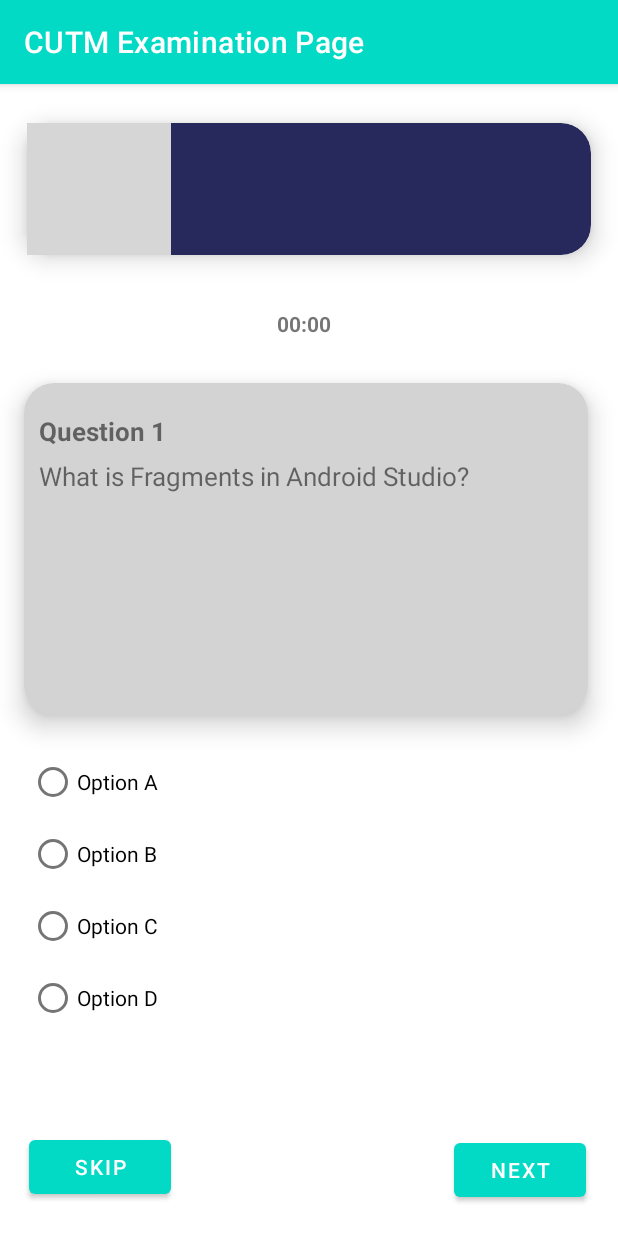
After one commit to KiranKumarMalik/Centurion-Examination-System, an Android app: the Student_Exam_Section screen opened directly, with no data from a screen before it, on a phone screen of 412 x 824 dp. The commit adds this screen. Run offline under Robolectric (Android 15) with nearby library versions, the phone set to English and light mode, and no system bars; Roboto replaces fonts that are not available here; grey boxes are pictures that could not be loaded.

Commit message:
new changes in exam section in student

```diff
--- a/app/src/main/AndroidManifest.xml
+++ b/app/src/main/AndroidManifest.xml
@@ -12,6 +12,9 @@
         android:supportsRtl="true"
         android:theme="@style/Theme.RelativeLayoutLoginPage"
         tools:targetApi="31">
+        <activity
+            android:name=".Student_Exam_Section"
+            android:exported="false" />
         <activity
             android:name=".Admin_add_question"
             android:exported="false" />
--- /dev/null
+++ b/app/src/main/java/com/example/relativelayoutloginpage/Student_Exam_Section.java
@@ -0,0 +1,14 @@
+package com.example.relativelayoutloginpage;
+
+import androidx.appcompat.app.AppCompatActivity;
+
+import android.os.Bundle;
+
+public class Student_Exam_Section extends AppCompatActivity {
+
+    @Override
+    protected void onCreate(Bundle savedInstanceState) {
+        super.onCreate(savedInstanceState);
+        setContentView(R.layout.activity_student_exam_section);
+    }
+}
--- a/app/src/main/res/layout/activity_admin_add_question.xml
+++ b/app/src/main/res/layout/activity_admin_add_question.xml
@@ -192,6 +192,7 @@
         android:layout_marginStart="131dp"
         android:layout_marginEnd="126dp"
         android:layout_marginBottom="17dp"
-        android:text="Add Question" />
+        android:text="Add Question"
+        tools:ignore="TextSizeCheck" />
 
 </RelativeLayout>
--- /dev/null
+++ b/app/src/main/res/layout/activity_student_exam_section.xml
@@ -0,0 +1,145 @@
+<?xml version="1.0" encoding="utf-8"?>
+<RelativeLayout xmlns:android="http://schemas.android.com/apk/res/android"
+    xmlns:app="http://schemas.android.com/apk/res-auto"
+    xmlns:tools="http://schemas.android.com/tools"
+    android:layout_width="match_parent"
+    android:layout_height="match_parent"
+    tools:context=".Student_Exam_Section">
+
+    <androidx.cardview.widget.CardView
+        android:layout_width="match_parent"
+        android:layout_height="136dp"
+        android:layout_alignParentStart="true"
+        android:layout_alignParentTop="true"
+        android:layout_marginStart="0dp"
+        android:layout_marginTop="2dp"
+        app:cardBackgroundColor="#27285C"
+        app:cardCornerRadius="20dp"
+        app:cardElevation="10dp"
+        app:cardMaxElevation="12dp"
+        app:cardPreventCornerOverlap="true"
+        app:cardUseCompatPadding="true"
+        tools:ignore="ExtraText">>
+
+        <ImageView
+            android:id="@+id/imageView8"
+            android:layout_width="wrap_content"
+            android:layout_height="wrap_content"
+            app:srcCompat="@drawable/cutmlogo" />
+    </androidx.cardview.widget.CardView>
+
+    <androidx.cardview.widget.CardView
+        android:layout_width="411dp"
+        android:layout_height="233dp"
+        android:layout_alignParentStart="true"
+        android:layout_alignParentTop="true"
+        android:layout_alignParentEnd="true"
+        android:layout_alignParentBottom="true"
+        android:layout_marginStart="-2dp"
+        android:layout_marginTop="175dp"
+        android:layout_marginEnd="2dp"
+        android:layout_marginBottom="323dp"
+        app:cardBackgroundColor="#d3d3d3"
+        app:cardCornerRadius="20dp"
+        app:cardElevation="10dp"
+        app:cardMaxElevation="12dp"
+        app:cardPreventCornerOverlap="true"
+        app:cardUseCompatPadding="true">>
+
+        <TextView
+            android:id="@+id/notice_sub"
+            android:layout_width="match_parent"
+            android:layout_height="wrap_content"
+            android:layout_marginLeft="10dp"
+            android:layout_marginTop="20dp"
+            android:text="Question 1"
+            android:textSize="17dp"
+            android:textStyle="bold"></TextView>
+
+        <TextView
+            android:id="@+id/notice_details"
+            android:layout_width="match_parent"
+            android:layout_height="wrap_content"
+            android:layout_marginLeft="10dp"
+            android:layout_marginTop="50dp"
+            android:text="What is Fragments in Android Studio?"
+            android:textSize="17dp"></TextView>
+
+    </androidx.cardview.widget.CardView>
+
+    <TextView
+        android:id="@+id/timer"
+        android:layout_width="206dp"
+        android:layout_height="wrap_content"
+        android:layout_alignParentStart="true"
+        android:layout_alignParentTop="true"
+        android:layout_alignParentEnd="true"
+        android:layout_alignParentBottom="true"
+        android:layout_marginStart="99dp"
+        android:layout_marginTop="150dp"
+        android:layout_marginEnd="106dp"
+        android:layout_marginBottom="562dp"
+        android:text="00:00"
+        android:textAlignment="center"
+        android:textStyle="bold"/>
+
+    <RadioGroup
+        android:layout_width="375dp"
+        android:layout_height="203dp"
+        android:layout_alignParentStart="true"
+        android:layout_alignParentEnd="true"
+        android:layout_alignParentBottom="true"
+        android:layout_marginStart="19dp"
+        android:layout_marginEnd="17dp"
+        android:layout_marginBottom="123dp">
+
+        <RadioButton
+            android:id="@+id/radioButton"
+            android:layout_width="match_parent"
+            android:layout_height="wrap_content"
+            android:text="Option A" />
+
+        <RadioButton
+            android:id="@+id/radioButton2"
+            android:layout_width="match_parent"
+            android:layout_height="wrap_content"
+            android:text="Option B" />
+
+        <RadioButton
+            android:id="@+id/radioButton3"
+            android:layout_width="match_parent"
+            android:layout_height="wrap_content"
+            android:text="Option C" />
+
+        <RadioButton
+            android:id="@+id/radioButton4"
+            android:layout_width="match_parent"
+            android:layout_height="wrap_content"
+            android:text="Option D" />
+    </RadioGroup>
+
+    <Button
+        android:id="@+id/button4"
+        android:layout_width="wrap_content"
+        android:layout_height="wrap_content"
+        android:layout_alignParentEnd="true"
+        android:layout_alignParentBottom="true"
+        android:layout_marginEnd="21dp"
+        android:layout_marginBottom="20dp"
+        android:text="Next" />
+
+    <Button
+        android:id="@+id/button5"
+        android:layout_width="wrap_content"
+        android:layout_height="wrap_content"
+        android:layout_alignParentStart="true"
+        android:layout_alignParentEnd="true"
+        android:layout_alignParentBottom="true"
+        android:layout_marginStart="19dp"
+        android:layout_marginEnd="298dp"
+        android:layout_marginBottom="22dp"
+        android:color="@color/yellow"
+        android:text="Skip"
+        tools:ignore="TextContrastCheck" />
+
+</RelativeLayout>
--- a/app/src/main/res/values-night/themes.xml
+++ b/app/src/main/res/values-night/themes.xml
@@ -9,6 +9,7 @@
         <item name="colorSecondary">@color/teal_200</item>
         <item name="colorSecondaryVariant">@color/teal_200</item>
         <item name="colorOnSecondary">@color/black</item>
+        <item name="colorOnPrimarySurface">@color/yellow</item>
         <!-- Status bar color. -->
         <item name="android:statusBarColor">?attr/colorPrimaryVariant</item>
         <!-- Customize your theme here. -->
--- a/app/src/main/res/values/colors.xml
+++ b/app/src/main/res/values/colors.xml
@@ -7,4 +7,5 @@
     <color name="teal_700">#FF018786</color>
     <color name="black">#FF000000</color>
     <color name="white">#FFFFFFFF</color>
+    <color name="yellow">#FFFF00</color>
 </resources>
--- a/app/src/main/res/values/themes.xml
+++ b/app/src/main/res/values/themes.xml
@@ -9,6 +9,7 @@
         <item name="colorSecondary">@color/teal_200</item>
         <item name="colorSecondaryVariant">@color/teal_700</item>
         <item name="colorOnSecondary">@color/black</item>
+        <item name="colorOnPrimarySurface">@color/yellow</item>
         <!-- Status bar color. -->
         <item name="android:statusBarColor">?attr/colorPrimaryVariant</item>
         <!-- Customize your theme here. -->
```
